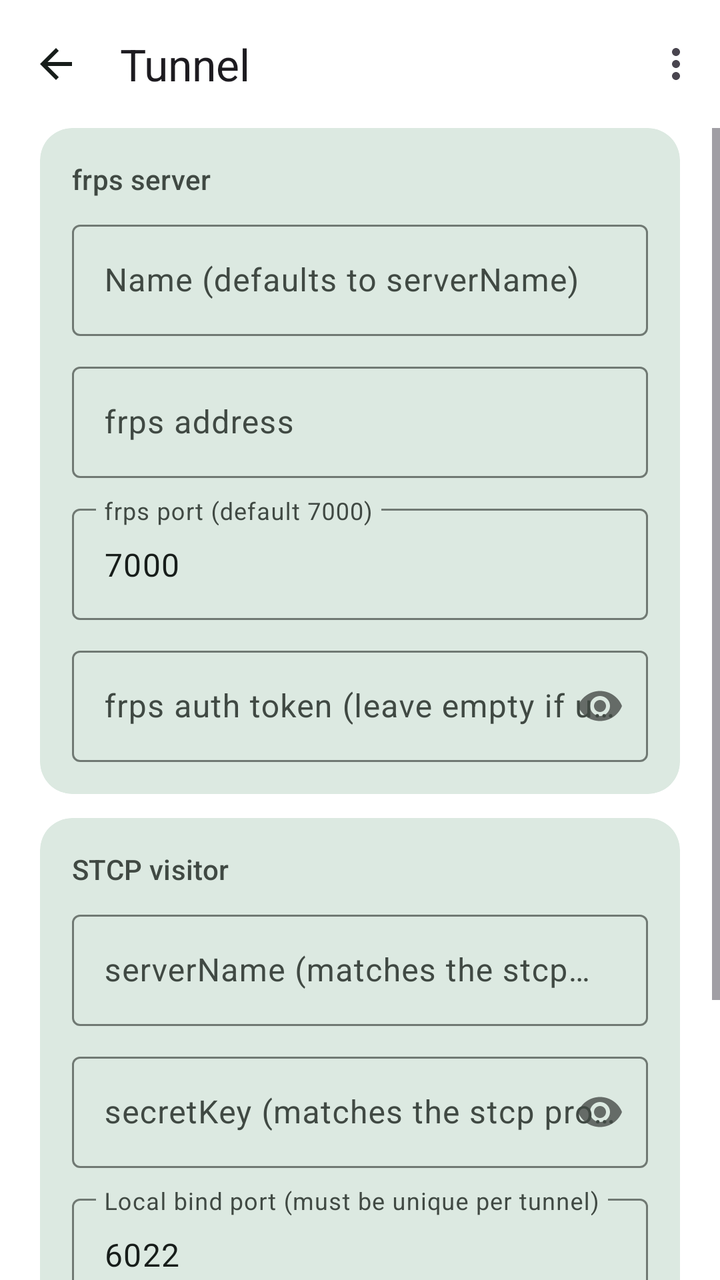
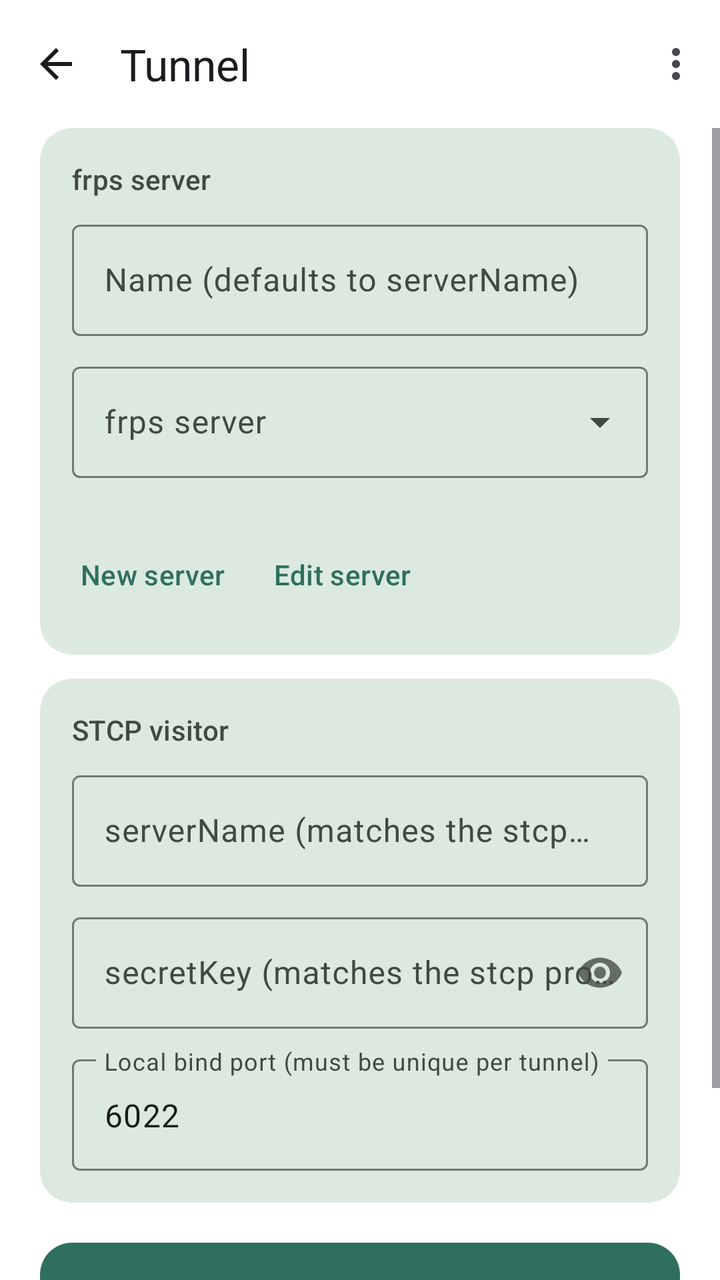

An Android layout rendered at two revisions. The XML below is the earlier revision; the diff shows what the commit changed to produce the second picture.
<!-- AndroidManifest.xml: application theme Theme.AiDevMob -->
<!-- res/layout/activity_tunnel_edit.xml -->
<?xml version="1.0" encoding="utf-8"?>
<LinearLayout xmlns:android="http://schemas.android.com/apk/res/android"
    xmlns:app="http://schemas.android.com/apk/res-auto"
    android:layout_width="match_parent"
    android:layout_height="match_parent"
    android:orientation="vertical"
    android:background="?attr/colorSurface">

    <com.google.android.material.appbar.MaterialToolbar
        android:id="@+id/toolbar"
        android:layout_width="match_parent"
        android:layout_height="?attr/actionBarSize"
        app:navigationIcon="@drawable/ic_arrow_back"
        app:navigationContentDescription="@string/action_back"
        app:navigationIconTint="?attr/colorOnSurface"
        app:title="@string/tunnel_edit_toolbar"
        app:menu="@menu/connection_edit_menu" />

    <ScrollView
        android:layout_width="match_parent"
        android:layout_height="0dp"
        android:layout_weight="1"
        android:fillViewport="true">

        <LinearLayout
            android:layout_width="match_parent"
            android:layout_height="wrap_content"
            android:orientation="vertical"
            android:paddingStart="20dp"
            android:paddingEnd="20dp"
            android:paddingBottom="20dp">

            <com.google.android.material.card.MaterialCardView
                style="@style/Widget.Material3.CardView.Filled"
                android:layout_width="match_parent"
                android:layout_height="wrap_content"
                app:cardCornerRadius="16dp"
                app:cardBackgroundColor="?attr/colorSurfaceVariant">

                <LinearLayout
                    android:layout_width="match_parent"
                    android:layout_height="wrap_content"
                    android:orientation="vertical"
                    android:padding="16dp">

                    <TextView
                        android:layout_width="wrap_content"
                        android:layout_height="wrap_content"
                        android:text="@string/tunnel_section_server"
                        android:textAppearance="?attr/textAppearanceTitleSmall"
                        android:textColor="?attr/colorOnSurfaceVariant"
                        android:layout_marginBottom="8dp" />

                    <com.google.android.material.textfield.TextInputLayout
                        style="@style/Widget.Material3.TextInputLayout.OutlinedBox"
                        android:layout_width="match_parent"
                        android:layout_height="wrap_content"
                        android:hint="@string/tunnel_hint_name">
                        <com.google.android.material.textfield.TextInputEditText
                            android:id="@+id/editName"
                            android:layout_width="match_parent"
                            android:layout_height="wrap_content"
                            android:inputType="text"
                            android:singleLine="true" />
                    </com.google.android.material.textfield.TextInputLayout>

                    <com.google.android.material.textfield.TextInputLayout
                        style="@style/Widget.Material3.TextInputLayout.OutlinedBox"
                        android:layout_width="match_parent"
                        android:layout_height="wrap_content"
                        android:layout_marginTop="10dp"
                        android:hint="@string/tunnel_hint_addr">
                        <com.google.android.material.textfield.TextInputEditText
                            android:id="@+id/editServerAddr"
                            android:layout_width="match_parent"
                            android:layout_height="wrap_content"
                            android:inputType="textNoSuggestions"
                            android:singleLine="true" />
                    </com.google.android.material.textfield.TextInputLayout>

                    <com.google.android.material.textfield.TextInputLayout
                        style="@style/Widget.Material3.TextInputLayout.OutlinedBox"
                        android:layout_width="match_parent"
                        android:layout_height="wrap_content"
                        android:layout_marginTop="10dp"
                        android:hint="@string/tunnel_hint_port">
                        <com.google.android.material.textfield.TextInputEditText
                            android:id="@+id/editServerPort"
                            android:layout_width="match_parent"
                            android:layout_height="wrap_content"
                            android:inputType="number"
                            android:singleLine="true"
                            android:text="7000" />
                    </com.google.android.material.textfield.TextInputLayout>

                    <com.google.android.material.textfield.TextInputLayout
                        style="@style/Widget.Material3.TextInputLayout.OutlinedBox"
                        android:layout_width="match_parent"
                        android:layout_height="wrap_content"
                        android:layout_marginTop="10dp"
                        app:passwordToggleEnabled="true"
                        android:hint="@string/tunnel_hint_token">
                        <com.google.android.material.textfield.TextInputEditText
                            android:id="@+id/editAuthToken"
                            android:layout_width="match_parent"
                            android:layout_height="wrap_content"
                            android:inputType="textPassword"
                            android:singleLine="true" />
                    </com.google.android.material.textfield.TextInputLayout>
                </LinearLayout>
            </com.google.android.material.card.MaterialCardView>

            <com.google.android.material.card.MaterialCardView
                style="@style/Widget.Material3.CardView.Filled"
                android:layout_width="match_parent"
                android:layout_height="wrap_content"
                android:layout_marginTop="12dp"
                app:cardCornerRadius="16dp"
                app:cardBackgroundColor="?attr/colorSurfaceVariant">

                <LinearLayout
                    android:layout_width="match_parent"
                    android:layout_height="wrap_content"
                    android:orientation="vertical"
                    android:padding="16dp">

                    <TextView
                        android:layout_width="wrap_content"
                        android:layout_height="wrap_content"
                        android:text="STCP visitor"
                        android:textAppearance="?attr/textAppearanceTitleSmall"
                        android:textColor="?attr/colorOnSurfaceVariant"
                        android:layout_marginBottom="8dp" />

                    <com.google.android.material.textfield.TextInputLayout
                        style="@style/Widget.Material3.TextInputLayout.OutlinedBox"
                        android:layout_width="match_parent"
                        android:layout_height="wrap_content"
                        android:hint="@string/tunnel_hint_server_name">
                        <com.google.android.material.textfield.TextInputEditText
                            android:id="@+id/editServerName"
                            android:layout_width="match_parent"
                            android:layout_height="wrap_content"
                            android:inputType="textNoSuggestions"
                            android:singleLine="true" />
                    </com.google.android.material.textfield.TextInputLayout>

                    <com.google.android.material.textfield.TextInputLayout
                        style="@style/Widget.Material3.TextInputLayout.OutlinedBox"
                        android:layout_width="match_parent"
                        android:layout_height="wrap_content"
                        android:layout_marginTop="10dp"
                        app:passwordToggleEnabled="true"
                        android:hint="@string/tunnel_hint_secret_key">
                        <com.google.android.material.textfield.TextInputEditText
                            android:id="@+id/editSecretKey"
                            android:layout_width="match_parent"
                            android:layout_height="wrap_content"
                            android:inputType="textPassword"
                            android:singleLine="true" />
                    </com.google.android.material.textfield.TextInputLayout>

                    <com.google.android.material.textfield.TextInputLayout
                        style="@style/Widget.Material3.TextInputLayout.OutlinedBox"
                        android:layout_width="match_parent"
                        android:layout_height="wrap_content"
                        android:layout_marginTop="10dp"
                        android:hint="@string/tunnel_hint_bind_port">
                        <com.google.android.material.textfield.TextInputEditText
                            android:id="@+id/editBindPort"
                            android:layout_width="match_parent"
                            android:layout_height="wrap_content"
                            android:inputType="number"
                            android:singleLine="true"
                            android:text="6022" />
                    </com.google.android.material.textfield.TextInputLayout>
                </LinearLayout>
            </com.google.android.material.card.MaterialCardView>

            <TextView
                android:id="@+id/textError"
                android:layout_width="match_parent"
                android:layout_height="wrap_content"
                android:layout_marginTop="12dp"
                android:textColor="?attr/colorError"
                android:visibility="gone" />

            <com.google.android.material.button.MaterialButton
                android:id="@+id/buttonSaveAndStart"
                android:layout_width="match_parent"
                android:layout_height="56dp"
                android:layout_marginTop="16dp"
                app:cornerRadius="16dp"
                android:text="@string/tunnel_action_save_and_start" />

            <com.google.android.material.button.MaterialButton
                android:id="@+id/buttonSave"
                style="@style/Widget.Material3.Button.TonalButton"
                android:layout_width="match_parent"
                android:layout_height="52dp"
                android:layout_marginTop="10dp"
                app:cornerRadius="16dp"
                android:text="@string/action_save_only" />

        </LinearLayout>
    </ScrollView>
</LinearLayout>
<!-- resources referenced by this layout -->
<resources>
  <!-- drawable ic_arrow_back (drawable) -->
  <vector xmlns:android="http://schemas.android.com/apk/res/android"
      android:width="24dp"
      android:height="24dp"
      android:viewportWidth="24"
      android:viewportHeight="24"
      android:tint="#FFFFFF">
      <path
          android:fillColor="#FF000000"
          android:pathData="M20,11 H7.8 l5.6,-5.6 L12,4 l-8,8 8,8 1.4,-1.4 L7.8,13 H20 Z" />
  </vector>
  <string name="action_back">Back</string>
  <string name="action_save_only">Save only</string>
  <string name="tunnel_action_save_and_start">Save and start</string>
  <string name="tunnel_edit_toolbar">Tunnel</string>
  <string name="tunnel_hint_addr">frps address</string>
  <string name="tunnel_hint_bind_port">Local bind port (must be unique per tunnel)</string>
  <string name="tunnel_hint_name">Name (defaults to serverName)</string>
  <string name="tunnel_hint_port">frps port (default 7000)</string>
  <string name="tunnel_hint_secret_key">secretKey (matches the stcp proxy)</string>
  <string name="tunnel_hint_server_name">serverName (matches the stcp proxy name)</string>
  <string name="tunnel_hint_token">frps auth token (leave empty if unused)</string>
  <string name="tunnel_section_server">frps server</string>
  <style name="Theme.AiDevMob" parent="Theme.Material3.DayNight.NoActionBar">
          <item name="colorPrimary">@color/brand_primary</item>
          <item name="colorOnPrimary">@color/brand_on_primary</item>
          <item name="colorPrimaryContainer">@color/brand_primary_container</item>
          <item name="colorOnPrimaryContainer">@color/brand_on_primary_container</item>
  
          <item name="colorSecondary">@color/brand_secondary</item>
          <item name="colorOnSecondary">@color/brand_on_secondary</item>
          <item name="colorSecondaryContainer">@color/brand_secondary_container</item>
          <item name="colorOnSecondaryContainer">@color/brand_on_secondary_container</item>
  
          <item name="android:colorBackground">@color/brand_background</item>
          <item name="colorOnBackground">@color/brand_on_background</item>
          <item name="colorSurface">@color/brand_surface</item>
          <item name="colorOnSurface">@color/brand_on_surface</item>
          <item name="colorSurfaceVariant">@color/brand_surface_variant</item>
          <item name="colorOnSurfaceVariant">@color/brand_on_surface_variant</item>
          <item name="colorOutline">@color/brand_outline</item>
  
          <item name="colorError">@color/brand_error</item>
          <item name="colorOnError">@color/brand_on_error</item>
  
          <item name="android:statusBarColor">@color/brand_surface</item>
          <item name="android:navigationBarColor">@color/brand_surface</item>
          <item name="android:windowLightStatusBar">true</item>
          <item name="android:windowLightNavigationBar" tools:targetApi="27">true</item>
      </style>
  <color name="brand_primary">#2F6F5E</color>
  <color name="brand_on_primary">#FFFFFF</color>
  <color name="brand_primary_container">#B7F0DA</color>
  <color name="brand_on_primary_container">#002015</color>
  <color name="brand_secondary">#4C6358</color>
  <color name="brand_on_secondary">#FFFFFF</color>
  <color name="brand_secondary_container">#CEE9D9</color>
  <color name="brand_on_secondary_container">#092017</color>
  <color name="brand_background">#F5FBF6</color>
  <color name="brand_on_background">#171D1A</color>
  <color name="brand_surface">#FFFFFF</color>
  <color name="brand_on_surface">#171D1A</color>
  <color name="brand_surface_variant">#DCE9E1</color>
  <color name="brand_on_surface_variant">#404943</color>
  <color name="brand_outline">#707973</color>
  <color name="brand_error">#BA1A1A</color>
  <color name="brand_on_error">#FFFFFF</color>
</resources>

<!-- the commit's change to res/layout/activity_tunnel_edit.xml (unified diff, before → after) -->
@@ -64,49 +64,50 @@
                             android:singleLine="true" />
                     </com.google.android.material.textfield.TextInputLayout>
 
-                    <com.google.android.material.textfield.TextInputLayout
-                        style="@style/Widget.Material3.TextInputLayout.OutlinedBox"
+                    
+                    <com.google.android.material.textfield.TextInputLayout
+                        style="@style/Widget.Material3.TextInputLayout.OutlinedBox.ExposedDropdownMenu"
                         android:layout_width="match_parent"
                         android:layout_height="wrap_content"
                         android:layout_marginTop="10dp"
-                        android:hint="@string/tunnel_hint_addr">
-                        <com.google.android.material.textfield.TextInputEditText
-                            android:id="@+id/editServerAddr"
-                            android:layout_width="match_parent"
-                            android:layout_height="wrap_content"
-                            android:inputType="textNoSuggestions"
-                            android:singleLine="true" />
-                    </com.google.android.material.textfield.TextInputLayout>
-
-                    <com.google.android.material.textfield.TextInputLayout
-                        style="@style/Widget.Material3.TextInputLayout.OutlinedBox"
-                        android:layout_width="match_parent"
-                        android:layout_height="wrap_content"
-                        android:layout_marginTop="10dp"
-                        android:hint="@string/tunnel_hint_port">
-                        <com.google.android.material.textfield.TextInputEditText
-                            android:id="@+id/editServerPort"
-                            android:layout_width="match_parent"
-                            android:layout_height="wrap_content"
-                            android:inputType="number"
-                            android:singleLine="true"
-                            android:text="7000" />
-                    </com.google.android.material.textfield.TextInputLayout>
-
-                    <com.google.android.material.textfield.TextInputLayout
-                        style="@style/Widget.Material3.TextInputLayout.OutlinedBox"
-                        android:layout_width="match_parent"
-                        android:layout_height="wrap_content"
-                        android:layout_marginTop="10dp"
-                        app:passwordToggleEnabled="true"
-                        android:hint="@string/tunnel_hint_token">
-                        <com.google.android.material.textfield.TextInputEditText
-                            android:id="@+id/editAuthToken"
-                            android:layout_width="match_parent"
-                            android:layout_height="wrap_content"
-                            android:inputType="textPassword"
-                            android:singleLine="true" />
-                    </com.google.android.material.textfield.TextInputLayout>
+                        android:hint="@string/tunnel_hint_server">
+                        <com.google.android.material.textfield.MaterialAutoCompleteTextView
+                            android:id="@+id/dropdownServer"
+                            android:layout_width="match_parent"
+                            android:layout_height="wrap_content"
+                            android:inputType="none"
+                            android:focusable="false" />
+                    </com.google.android.material.textfield.TextInputLayout>
+
+                    <TextView
+                        android:id="@+id/textServerDetail"
+                        android:layout_width="match_parent"
+                        android:layout_height="wrap_content"
+                        android:layout_marginTop="4dp"
+                        android:textAppearance="?attr/textAppearanceBodySmall"
+                        android:textColor="?attr/colorOnSurfaceVariant" />
+
+                    <LinearLayout
+                        android:layout_width="match_parent"
+                        android:layout_height="wrap_content"
+                        android:layout_marginTop="4dp"
+                        android:orientation="horizontal">
+
+                        <com.google.android.material.button.MaterialButton
+                            android:id="@+id/buttonNewServer"
+                            style="@style/Widget.Material3.Button.TextButton"
+                            android:layout_width="wrap_content"
+                            android:layout_height="wrap_content"
+                            android:layout_marginStart="-8dp"
+                            android:text="@string/tunnel_action_new_server" />
+
+                        <com.google.android.material.button.MaterialButton
+                            android:id="@+id/buttonEditServer"
+                            style="@style/Widget.Material3.Button.TextButton"
+                            android:layout_width="wrap_content"
+                            android:layout_height="wrap_content"
+                            android:text="@string/tunnel_action_edit_server" />
+                    </LinearLayout>
                 </LinearLayout>
             </com.google.android.material.card.MaterialCardView>
 
<!-- resource entries referenced after the edit -->
@@ -13,15 +13,15 @@
   </vector>
   <string name="action_back">Back</string>
   <string name="action_save_only">Save only</string>
+  <string name="tunnel_action_edit_server">Edit server</string>
+  <string name="tunnel_action_new_server">New server</string>
   <string name="tunnel_action_save_and_start">Save and start</string>
   <string name="tunnel_edit_toolbar">Tunnel</string>
-  <string name="tunnel_hint_addr">frps address</string>
   <string name="tunnel_hint_bind_port">Local bind port (must be unique per tunnel)</string>
   <string name="tunnel_hint_name">Name (defaults to serverName)</string>
-  <string name="tunnel_hint_port">frps port (default 7000)</string>
   <string name="tunnel_hint_secret_key">secretKey (matches the stcp proxy)</string>
+  <string name="tunnel_hint_server">frps server</string>
   <string name="tunnel_hint_server_name">serverName (matches the stcp proxy name)</string>
-  <string name="tunnel_hint_token">frps auth token (leave empty if unused)</string>
   <string name="tunnel_section_server">frps server</string>
   <style name="Theme.AiDevMob" parent="Theme.Material3.DayNight.NoActionBar">
           <item name="colorPrimary">@color/brand_primary</item>
